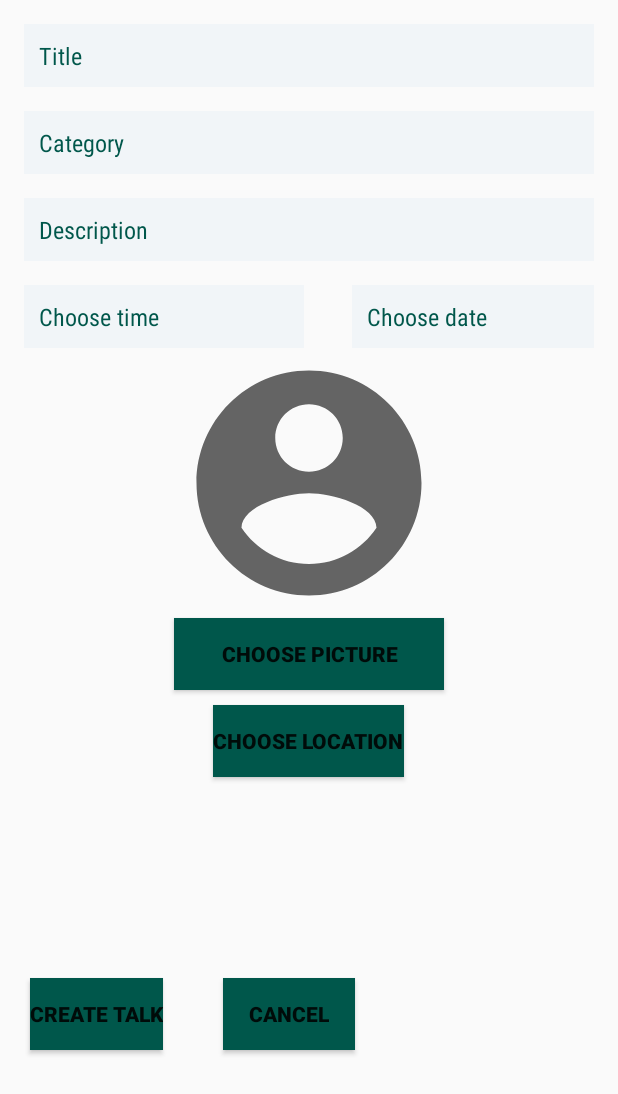
After one commit to ticasiii/Talks1, an Android app: the CreateTalkActivity screen opened directly, with no data from a screen before it, on a phone screen of 412 x 824 dp. The commit adds this screen. Shown: the top 1094 px of the screen. Run offline under Robolectric (Android 15) with nearby library versions, the phone set to English and light mode, and no system bars; our stand-ins replace Firebase (no records; nobody signed in at launch, a user with empty details on screens opened directly), Volley.

Commit message:
Created CreateTalkActivity

```diff
--- a/app/build.gradle
+++ b/app/build.gradle
@@ -44,6 +44,7 @@ dependencies {
     implementation 'com.google.firebase:firebase-database:19.2.1'
     implementation 'com.google.firebase:firebase-storage:19.1.1'
     implementation 'com.firebaseui:firebase-ui-storage:6.2.1'
+    implementation 'com.google.android.gms:play-services-maps:17.0.0'
 
     annotationProcessor 'com.github.bumptech.glide:compiler:4.11.0'
 
--- /dev/null
+++ b/app/src/main/java/com/example/talks1/CreateTalkActivity.java
@@ -0,0 +1,386 @@
+package com.example.talks1;
+
+import androidx.annotation.NonNull;
+import androidx.appcompat.app.AppCompatActivity;
+
+import android.app.Activity;
+import android.app.DatePickerDialog;
+import android.app.TimePickerDialog;
+import android.content.Intent;
+import android.graphics.Bitmap;
+import android.graphics.BitmapFactory;
+import android.os.Bundle;
+import android.util.Log;
+import android.view.View;
+import android.widget.Button;
+import android.widget.DatePicker;
+import android.widget.EditText;
+import android.widget.ImageView;
+import android.widget.TextView;
+import android.widget.TimePicker;
+import android.widget.Toast;
+
+import com.android.volley.Request;
+import com.android.volley.Response;
+import com.android.volley.VolleyError;
+import com.android.volley.VolleyLog;
+import com.android.volley.toolbox.JsonObjectRequest;
+import com.example.talks1.Models.Talk;
+import com.google.android.gms.maps.model.LatLng;
+import com.google.android.gms.tasks.OnFailureListener;
+import com.google.firebase.auth.FirebaseAuth;
+import com.google.firebase.database.DatabaseError;
+import com.google.firebase.database.DatabaseReference;
+import com.google.firebase.database.FirebaseDatabase;
+import com.google.firebase.storage.FirebaseStorage;
+import com.google.firebase.storage.StorageReference;
+import com.google.firebase.storage.UploadTask;
+
+import org.json.JSONException;
+import org.json.JSONObject;
+
+import java.io.ByteArrayOutputStream;
+import java.io.FileNotFoundException;
+import java.io.InputStream;
+import java.util.Calendar;
+import java.util.HashMap;
+import java.util.Map;
+
+public class CreateTalkActivity extends AppCompatActivity {
+
+    private final int MAPS_PICKER_ACTIVITY_RESULT = 1;
+    private boolean placeSet;
+    private boolean dateSet;
+    private boolean timeSet;
+
+    ImageView ivPicture;
+
+    EditText etName;
+    EditText etDescription;
+    EditText etHeadSpeaker;
+
+    TextView etDate;
+    TextView etTime;
+
+    Button bPicture;
+    Button bCreate;
+    Button bCancel;
+
+    Talk talk;
+
+    @Override
+    protected void onCreate(Bundle savedInstanceState) {
+        super.onCreate(savedInstanceState);
+        setContentView(R.layout.activity_create_talk);
+
+        talk = new Talk();
+        placeSet = false;
+        dateSet = false;
+        timeSet = false;
+
+        ivPicture = (ImageView) findViewById(R.id.activity_create_talk_picture);
+        etName = (EditText) findViewById(R.id.activity_create_title);
+        etDescription = (EditText) findViewById(R.id.activity_create_talk_description);
+        //etHeadSpeaker = (EditText)findViewById(R.id.activity_create_lecture_headspeaker);
+
+        bPicture = (Button) findViewById(R.id.activity_create_lecture_picture_button);
+        bCreate = (Button) findViewById(R.id.activity_create_talk_create_button);
+        bCancel = (Button) findViewById(R.id.activity_create_talk_cancel_button);
+
+        etTime = (TextView) findViewById(R.id.activity_create_talk_time);
+        etDate = (TextView) findViewById(R.id.activity_create_talk_date);
+
+        bCreate.setOnClickListener(new View.OnClickListener() {
+            @Override
+            public void onClick(View v) {
+                if (!etName.getText().toString().isEmpty()) {
+
+                    talk.setTitle(etName.getText().toString());
+                    if (!etDescription.getText().toString().isEmpty()) {
+                        talk.setDescription(etDescription.getText().toString());
+                    }
+                    //FirebaseDatabase.getInstance().getReference("users").child(FirebaseAuth.getInstance().getCurrentUser().getUid())
+                    talk.setSpeaker(FirebaseAuth.getInstance().getUid());
+
+                    /**if (!placeSet) {
+                        showPlacePicker();
+                    }
+                    if (!dateSet) {
+                        showDatePicker();
+                    }
+                    else {
+                        showTimePicker();
+                    }**/
+                    FirebaseDatabase.getInstance().getReference("talks").push().setValue(talk, new DatabaseReference.CompletionListener() {
+                        @Override
+                        public void onComplete(DatabaseError databaseError, DatabaseReference databaseReference) {
+                            if (databaseReference != null) {
+
+                                databaseReference.child("id").setValue(databaseReference.getKey());
+                                databaseReference.child("picture").setValue(databaseReference.getKey());
+
+                                StorageReference storageReference = FirebaseStorage.getInstance().getReference().child("eventImages").child(databaseReference.getKey());
+                                ivPicture.setDrawingCacheEnabled(true);
+                                ivPicture.buildDrawingCache();
+                                Bitmap bitmap = ivPicture.getDrawingCache();
+                                ByteArrayOutputStream baos = new ByteArrayOutputStream();
+                                bitmap.compress(Bitmap.CompressFormat.JPEG, 100, baos);
+                                byte[] data = baos.toByteArray();
+
+                                UploadTask uploadTask = storageReference.putBytes(data);
+                                uploadTask.addOnFailureListener(CreateTalkActivity.this, new OnFailureListener() {
+                                    @Override
+                                    public void onFailure(@NonNull Exception e) {
+                                        Toast.makeText(CreateTalkActivity.this, e.getMessage(), Toast.LENGTH_SHORT).show();
+
+                                    }
+                                });
+
+                                Intent intent = new Intent(CreateTalkActivity.this, MainActivity.class);
+                                Toast.makeText(CreateTalkActivity.this, "Event successfully created", Toast.LENGTH_SHORT).show();
+                                startActivity(intent);
+                            }
+                            else {
+                                Toast.makeText(CreateTalkActivity.this, databaseError.getMessage(), Toast.LENGTH_SHORT).show();
+                            }
+                        }
+                    });
+                }
+                else {
+                    Toast.makeText(CreateTalkActivity.this, "Name your event.", Toast.LENGTH_SHORT).show();
+                }
+            }
+        });
+
+        bCancel.setOnClickListener(new View.OnClickListener() {
+            @Override
+            public void onClick(View v) {
+                CreateTalkActivity.this.finish();
+            }
+        });
+
+        bPicture.setOnClickListener(new View.OnClickListener() {
+            @Override
+            public void onClick(View v) {
+                pickImage();
+            }
+        });
+
+        etTime.setOnClickListener(new View.OnClickListener(){
+            @Override
+            public void onClick(View v){
+                showTimePicker();
+            }
+        });
+
+        etDate.setOnClickListener(new View.OnClickListener(){
+            @Override
+            public void onClick(View v){
+                showDatePicker();
+            }
+        });
+    }
+
+    public void showPlacePicker() {
+       // Intent intent = new Intent(CreateTalkActivity.this, MapsPickerActivity.class);
+       // startActivityForResult(intent,MAPS_PICKER_ACTIVITY_RESULT);
+    }
+
+    public void showDatePicker() {
+
+        Calendar now = Calendar.getInstance();
+        DatePickerDialog.OnDateSetListener dateOnDateSetListener = new DatePickerDialog.OnDateSetListener() {
+
+            @Override
+            public void onDateSet(DatePicker view, int selectedYear, int selectedMonth, int selectedDay) {
+                talk.setYear(selectedYear);
+                talk.setMonth(selectedMonth + 1); //vraca od 0 do 11
+                talk.setDay(selectedDay);
+
+
+                etDate.setText(String.valueOf(selectedDay) + "/" + String.valueOf(selectedMonth +1) + "/" + String.valueOf(selectedYear));
+
+                dateSet = true;
+//                showTimePicker();
+            }
+        };
+        DatePickerDialog dpd = new DatePickerDialog(CreateTalkActivity.this, dateOnDateSetListener,now.get(Calendar.YEAR),
+                now.get(Calendar.MONTH), now.get(Calendar.DAY_OF_MONTH));
+        dpd.show();
+    }
+
+    public void showTimePicker() {
+        Calendar now = Calendar.getInstance();
+        TimePickerDialog.OnTimeSetListener onTimeSetListener = new TimePickerDialog.OnTimeSetListener() {
+            @Override
+            public void onTimeSet(TimePicker view, int hourOfDay, int minute) {
+                talk.setHour(hourOfDay);
+                talk.setMinute(minute);
+
+                etTime.setText(String.valueOf(hourOfDay) + ":" + String.valueOf(minute));
+
+
+                talk.setPast(false);
+                timeSet=true;
+
+                /**FirebaseDatabase.getInstance().getReference("talks").push().setValue(talk, new DatabaseReference.CompletionListener() {
+                    @Override
+                    public void onComplete(DatabaseError databaseError, DatabaseReference databaseReference) {
+                        if (databaseReference != null) {
+
+                            databaseReference.child("id").setValue(databaseReference.getKey());
+                            databaseReference.child("picture").setValue(databaseReference.getKey());
+
+                            StorageReference storageReference = FirebaseStorage.getInstance().getReference().child("eventImages").child(databaseReference.getKey());
+                            ivPicture.setDrawingCacheEnabled(true);
+                            ivPicture.buildDrawingCache();
+                            Bitmap bitmap = ivPicture.getDrawingCache();
+                            ByteArrayOutputStream baos = new ByteArrayOutputStream();
+                            bitmap.compress(Bitmap.CompressFormat.JPEG, 100, baos);
+                            byte[] data = baos.toByteArray();
+
+                            UploadTask uploadTask = storageReference.putBytes(data);
+                            uploadTask.addOnFailureListener(CreateTalkActivity.this, new OnFailureListener() {
+                                @Override
+                                public void onFailure(@NonNull Exception e) {
+                                    Toast.makeText(CreateTalkActivity.this, e.getMessage(), Toast.LENGTH_SHORT).show();
+
+                                }
+                            });
+
+                            Intent intent = new Intent(CreateTalkActivity.this, MainActivity.class);
+                            Toast.makeText(CreateTalkActivity.this, "Event successfully created", Toast.LENGTH_SHORT).show();
+                            startActivity(intent);
+                        }
+                        else {
+                            Toast.makeText(CreateTalkActivity.this, databaseError.getMessage(), Toast.LENGTH_SHORT).show();
+                        }
+                    }
+                });**/
+                //ArrayList<String> attended =  new ArrayList<>();
+                //attended.add()
+                //event.set
+                //At this point event has all fields
+                //Send a json request to save a previously created event to the mongo database
+                //In order to get id from db
+                //sendCreateEventRequest(event);
+            }
+        };
+        TimePickerDialog tmd = new TimePickerDialog(CreateTalkActivity.this,onTimeSetListener,now.get(Calendar.HOUR_OF_DAY), now.get(Calendar.MINUTE), true);
+        tmd.show();
+    }
+
+    public void onActivityResult(int requestCode, int resultCode, Intent data) {
+        super.onActivityResult(requestCode, resultCode, data);
+        if (requestCode == MAPS_PICKER_ACTIVITY_RESULT) {
+            if(resultCode == RESULT_OK) {
+                LatLng selectedPlace = data.getParcelableExtra("selected_place");
+                String address = data.getStringExtra("selected_address");
+
+                talk.setLat(selectedPlace.latitude);
+                talk.setLng(selectedPlace.longitude);
+                talk.setAddress(address);
+
+                placeSet = true;
+                showDatePicker();
+            }
+        }
+        else if (requestCode == PICK_IMAGE && resultCode == Activity.RESULT_OK) {
+            if (data == null) {
+                //Display an error
+                return;
+            }
+            try {
+                InputStream inputStream = CreateTalkActivity.this.getContentResolver().openInputStream(data.getData());
+                ivPicture.setImageBitmap(BitmapFactory.decodeStream(inputStream));
+
+            } catch (FileNotFoundException e) {
+                Toast.makeText(CreateTalkActivity.this, e.getMessage(), Toast.LENGTH_SHORT).show();
+            }
+        }
+    }
+
+
+
+    public static final int PICK_IMAGE = 111;
+    public void pickImage() {
+        Intent intent = new Intent(Intent.ACTION_PICK);
+        intent.setType("image/*");
+        startActivityForResult(intent, PICK_IMAGE);
+    }
+
+    private void UploadPicture(String eventId) {
+        StorageReference storageReference = FirebaseStorage.getInstance().getReference().child("eventImages").child(eventId);
+        ivPicture.setDrawingCacheEnabled(true);
+        ivPicture.buildDrawingCache();
+        Bitmap bitmap = ivPicture.getDrawingCache();
+        ByteArrayOutputStream baos = new ByteArrayOutputStream();
+        bitmap.compress(Bitmap.CompressFormat.JPEG, 100, baos);
+        byte[] data = baos.toByteArray();
+
+        UploadTask uploadTask = storageReference.putBytes(data);
+        uploadTask.addOnFailureListener(CreateTalkActivity.this, new OnFailureListener() {
+            @Override
+            public void onFailure(@NonNull Exception e) {
+                Toast.makeText(CreateTalkActivity.this, e.getMessage(), Toast.LENGTH_SHORT).show();
+            }
+        });
+    }
+
+    public void sendCreateEventRequest(final Talk talk) {
+        //URL of the request we are sending
+        String url = "http://192.168.43.228:3000/secure/createnewevent";
+
+        Map<String, String> params = new HashMap<String, String>();
+        params.put("name", talk.getTitle());
+        params.put("latitude", Double.toString(talk.getLat()));
+        params.put("longitude", Double.toString(talk.getLng()));
+        params.put("headspeaker", talk.getSpeaker());
+        params.put("date", talk.composeDateString());
+
+        JsonObjectRequest jsonObjReq = new JsonObjectRequest(Request.Method.POST,
+                url, new JSONObject(params),
+                new Response.Listener<JSONObject>() {
+                    @Override
+                    public void onResponse(JSONObject response) {
+                        Log.d("JSONPost", response.toString());
+                        try {
+                            String id = response.getString("_id");
+                            UploadPicture(talk.getId());
+                        }
+                        catch (JSONException e) {
+                            Log.e("Json exception",e.toString());
+                        }
+                        Toast.makeText(CreateTalkActivity.this, "Event has been saved successfully !", Toast.LENGTH_SHORT).show();
+
+                    }
+                }, new Response.ErrorListener() {
+
+            @Override
+            public void onErrorResponse(VolleyError error) {
+                VolleyLog.d("JSONPost", "Error: " + error.getMessage());
+                //pDialog.hide();
+            }
+        })
+        {
+            //
+            @Override
+            public Map<String, String> getHeaders()  {
+                HashMap<String, String> headers = new HashMap<>();
+                //      Consider using some kind of authentication
+                //      String credentials = USERNAME+":"+PASSWORD;
+                //      String auth = "Basic "
+                //        + Base64.encodeToString(credentials.getBytes(),
+                //        Base64.NO_WRAP);
+                //       headers.put("Authorization", auth);
+                headers.put("Accept", "application/json");
+                headers.put("Content-Type", "application/json");
+
+                return headers;
+            }
+        };
+        // Adding the request to the queue along with a unique string tag
+        ServerRequesterSingleton.getInstance(this).addToRequestQueue(jsonObjReq);
+
+    }
+}
--- a/app/src/main/java/com/example/talks1/MainActivity.java
+++ b/app/src/main/java/com/example/talks1/MainActivity.java
@@ -65,6 +65,7 @@ public class MainActivity extends AppCompatActivity implements BottomNavigationV
 
             case R.id.action_map_item:
                 Toast.makeText(this, "You clicked map", Toast.LENGTH_SHORT).show();
+                startActivity(new Intent(getApplicationContext(),CreateTalkActivity.class));
                 break;
 
             case R.id.action_settings_item:
--- /dev/null
+++ b/app/src/main/res/layout/activity_create_talk.xml
@@ -0,0 +1,172 @@
+<?xml version="1.0" encoding="utf-8"?>
+<androidx.constraintlayout.widget.ConstraintLayout xmlns:android="http://schemas.android.com/apk/res/android"
+    xmlns:app="http://schemas.android.com/apk/res-auto"
+    xmlns:tools="http://schemas.android.com/tools"
+    android:layout_width="match_parent"
+    android:layout_height="match_parent"
+    tools:context=".CreateTalkActivity"> <LinearLayout
+    android:layout_width="match_parent"
+    android:layout_height="match_parent"
+    android:orientation="vertical">
+
+    <ScrollView
+        android:layout_width="match_parent"
+        android:layout_height="wrap_content">
+        <LinearLayout
+            android:layout_width="match_parent"
+            android:layout_height="wrap_content"
+            android:orientation="vertical">
+
+            <LinearLayout
+                android:layout_width="match_parent"
+                android:layout_height="match_parent"
+                android:orientation="vertical">
+                <EditText
+                    android:id="@+id/activity_create_title"
+                    android:layout_width="match_parent"
+                    android:layout_height="wrap_content"
+                    android:layout_marginStart="16dp"
+                    android:layout_marginTop="16dp"
+                    android:layout_marginEnd="16dp"
+                    android:ems="10"
+                    android:hint="Title"
+                    android:background="@color/viewBg"
+                    android:fontFamily="sans-serif-condensed"
+                    android:padding="10dp"
+                    android:textColor="@color/colorPrimaryDark"
+                    android:textColorHint="@color/colorPrimaryDark"
+                    android:textSize="16sp"
+                    android:inputType="textPersonName" />
+                <EditText
+                    android:id="@+id/activity_create_talk_category"
+                    android:layout_width="match_parent"
+                    android:layout_height="wrap_content"
+                    android:layout_marginStart="16dp"
+                    android:layout_marginTop="16dp"
+                    android:layout_marginEnd="16dp"
+                    android:ems="10"
+                    android:hint="Category"
+                    android:background="@color/viewBg"
+                    android:fontFamily="sans-serif-condensed"
+                    android:padding="10dp"
+                    android:textColor="@color/colorPrimaryDark"
+                    android:textColorHint="@color/colorPrimaryDark"
+                    android:textSize="16sp"
+                    android:inputType="textPersonName" />
+
+                <EditText
+                    android:id="@+id/activity_create_talk_description"
+                    android:layout_width="match_parent"
+                    android:layout_height="wrap_content"
+                    android:layout_marginStart="16dp"
+                    android:layout_marginTop="16dp"
+                    android:layout_marginEnd="16dp"
+                    android:ems="10"
+                    android:hint="Description"
+                    android:background="@color/viewBg"
+                    android:fontFamily="sans-serif-condensed"
+                    android:padding="10dp"
+                    android:textColor="@color/colorPrimaryDark"
+                    android:textColorHint="@color/colorPrimaryDark"
+                    android:textSize="16sp"
+                    android:inputType="textMultiLine" />
+                <LinearLayout
+                    android:layout_width="match_parent"
+                    android:layout_height="wrap_content"
+                    android:orientation="horizontal">
+                <TextView
+                android:id="@+id/activity_create_talk_time"
+                android:layout_width="wrap_content"
+                android:layout_height="wrap_content"
+                android:layout_marginStart="16dp"
+                android:layout_marginTop="16dp"
+                android:layout_marginEnd="16dp"
+                android:ems="10"
+                android:hint="Choose time"
+                android:background="@color/viewBg"
+                android:fontFamily="sans-serif-condensed"
+                android:padding="10dp"
+                android:textColor="@color/colorPrimaryDark"
+                android:textColorHint="@color/colorPrimaryDark"
+                android:textSize="16sp" />
+                <TextView
+                    android:id="@+id/activity_create_talk_date"
+                    android:layout_width="match_parent"
+                    android:layout_height="wrap_content"
+                    android:layout_marginStart="16dp"
+                    android:layout_marginTop="16dp"
+                    android:layout_marginEnd="16dp"
+                    android:ems="10"
+                    android:hint="Choose date"
+                    android:background="@color/viewBg"
+                    android:fontFamily="sans-serif-condensed"
+                    android:padding="10dp"
+                    android:textColor="@color/colorPrimaryDark"
+                    android:textColorHint="@color/colorPrimaryDark"
+                    android:textSize="16sp" />
+                </LinearLayout>
+
+
+            </LinearLayout>
+
+            <LinearLayout
+                android:layout_width="match_parent"
+                android:layout_height="wrap_content"
+                android:orientation="vertical">
+                <ImageView
+                    android:id="@+id/activity_create_talk_picture"
+                    android:layout_width="180dp"
+                    android:layout_height="180dp"
+                    android:layout_gravity="center"
+                    android:background="@drawable/baseline_account_circle_24"
+                    />
+                <Button
+                    android:id="@+id/activity_create_lecture_picture_button"
+                    android:layout_width="180dp"
+                    android:layout_height="wrap_content"
+                    android:layout_gravity="center"
+                    android:text="Choose picture"
+                    android:background="@color/colorPrimaryDark"
+                    android:fontFamily="sans-serif-black" />
+                <Button
+                    android:id="@+id/activity_create_talk_location_button"
+                    android:layout_width="wrap_content"
+                    android:layout_height="wrap_content"
+                    android:layout_gravity="center"
+                    android:layout_margin="10dp"
+                    android:text="Choose location"
+                    android:background="@color/colorPrimaryDark"
+                    android:fontFamily="sans-serif-black" />
+
+            </LinearLayout>
+
+        </LinearLayout>
+    </ScrollView>
+
+    <LinearLayout
+        android:layout_width="match_parent"
+        android:layout_height="wrap_content"
+        android:orientation="horizontal"
+        android:layout_weight="2">
+        <Button
+            android:id="@+id/activity_create_talk_create_button"
+            android:layout_width="wrap_content"
+            android:layout_height="wrap_content"
+            android:layout_gravity="center"
+            android:text="Create talk"
+            android:background="@color/colorPrimaryDark"
+            android:fontFamily="sans-serif-black"
+            android:layout_margin="20dp"/>
+        <Button
+            android:id="@+id/activity_create_talk_cancel_button"
+            android:layout_width="wrap_content"
+            android:layout_height="wrap_content"
+            android:layout_gravity="center"
+            android:text="Cancel"
+            android:background="@color/colorPrimaryDark"
+            android:fontFamily="sans-serif-black"
+            android:layout_margin="20dp"/>
+
+    </LinearLayout>
+</LinearLayout>
+</androidx.constraintlayout.widget.ConstraintLayout>
--- a/app/src/main/res/layout/activity_register.xml
+++ b/app/src/main/res/layout/activity_register.xml
@@ -152,8 +152,8 @@
         app:layout_constraintTop_toBottomOf="@+id/password" />
 
     <ImageView
-        android:layout_width="150dp"
-        android:layout_height="150dp"
+        android:layout_width="180dp"
+        android:layout_height="180dp"
         android:layout_marginStart="16dp"
         android:layout_marginTop="32dp"
         android:layout_marginEnd="16dp"
```
Also changed, not shown: app/src/main/AndroidManifest.xml (+6 -5 lines).
